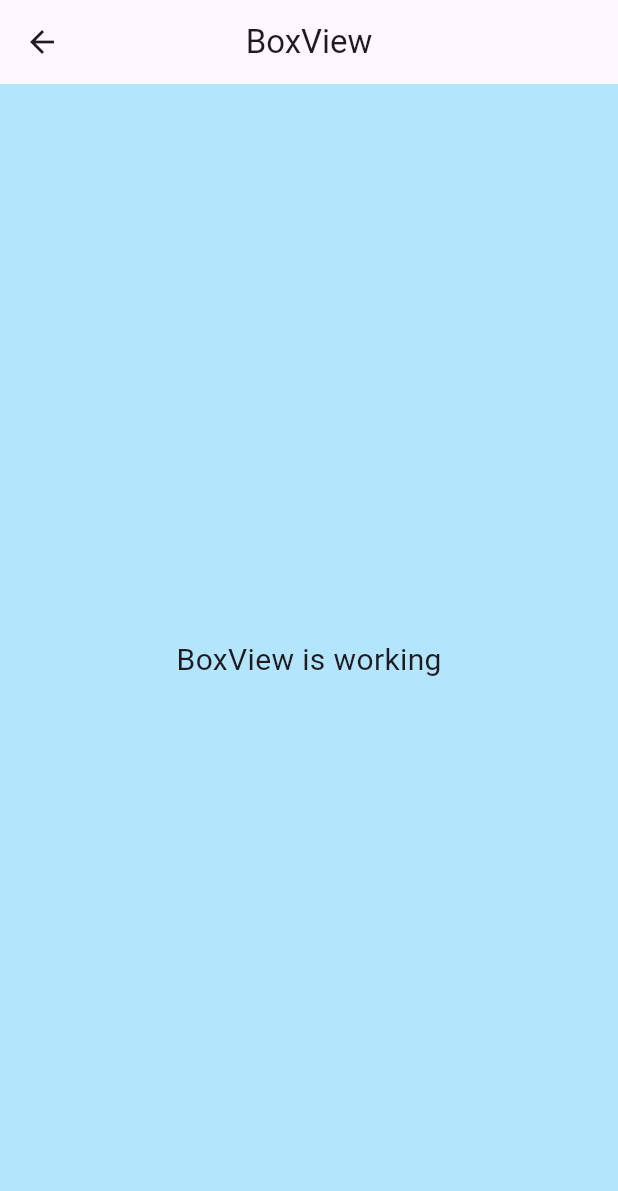
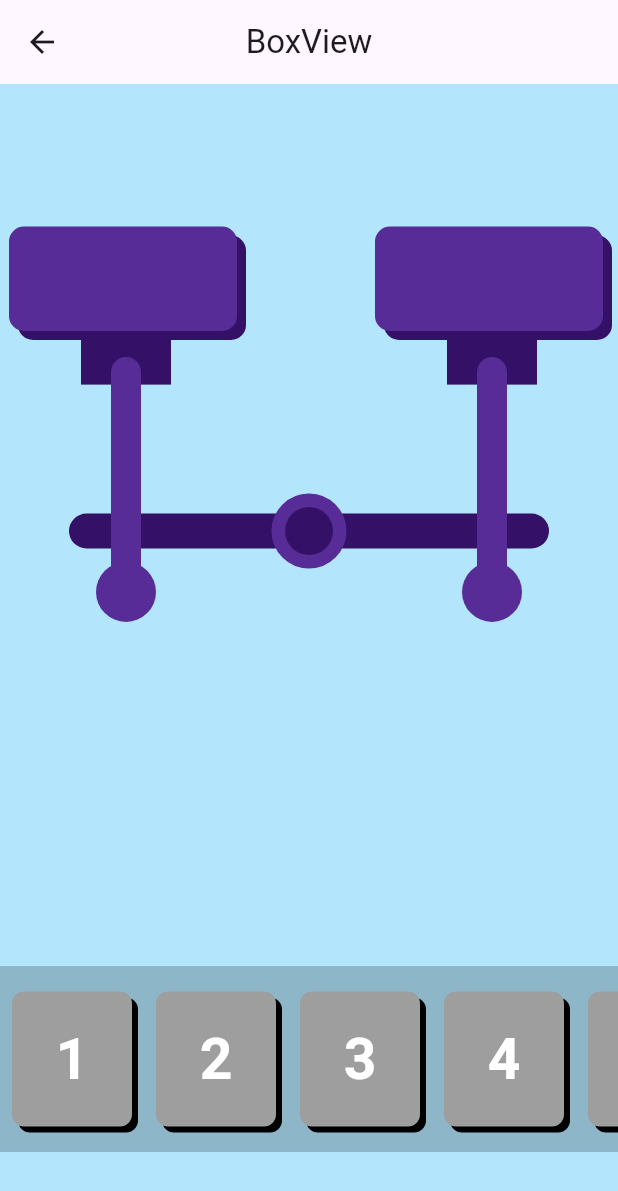
Before and after one commit to yeetologist/Number-Scaler, a Flutter app: the screen it shows after launch, after a tap on "Number Box", on a phone screen of 412 x 824 dp. Shown: the top 1191 px of the screen. Run offline on Flutter 3.47's test engine with Material 3 defaults, Android fonts, the phone set to English and light mode, and no system bars; our stand-ins replace get.

Commit message:
feat(UI): add CustomPainter for scale

```diff
--- a/lib/app/global_widgets/number_box.dart
+++ b/lib/app/global_widgets/number_box.dart
@@ -9,7 +9,7 @@ class NumberBox extends StatelessWidget {
     super.key,
     required this.number,
     this.width = 80,
-    this.height = 60,
+    this.height = 90,
   });
 
   @override
@@ -17,6 +17,7 @@ class NumberBox extends StatelessWidget {
     return Container(
       width: width,
       height: height,
+      margin: EdgeInsets.symmetric(horizontal: 8, vertical: 5),
       decoration: BoxDecoration(
         color: Colors.grey, // Gray color
         borderRadius: BorderRadius.circular(8),
--- /dev/null
+++ b/lib/app/global_widgets/scale_painter.dart
@@ -0,0 +1,107 @@
+import 'package:flutter/material.dart';
+
+class ScalePainter extends CustomPainter {
+  @override
+  void paint(Canvas canvas, Size size) {
+    final double bulbRadius = 20;
+    final paintLightStroke = Paint()
+      ..color = const Color(0xFF582c97)
+      ..strokeWidth = 10
+      ..style = PaintingStyle.stroke;
+
+    final paintLightFill = Paint()
+      ..color = const Color(0xFF582c97)
+      ..style = PaintingStyle.fill;
+
+    final paintDeep = Paint()
+      ..color = const Color(0xFF341067)
+      ..style = PaintingStyle.fill;
+
+    //BASE
+    canvas.drawRRect(
+        RRect.fromRectXY(
+            Rect.fromLTRB(size.width * 0.1, size.height * 0.48,
+                size.width * 0.9, size.height * 0.52),
+            50,
+            50),
+        paintDeep);
+
+    canvas.drawCircle(
+      Offset(size.width * 0.5, size.height * 0.5),
+      20, // radius
+      paintLightStroke,
+    );
+
+    canvas.drawCircle(
+      Offset(size.width * 0.5, size.height * 0.5),
+      16, // radius
+      paintDeep,
+    );
+
+    //PLACEHOLDER LEFT
+    drawPlaceholder(canvas, size, paintLightFill, paintDeep, size.width * 0,
+        size.height * 0.15);
+
+    //PILLAR LEFT
+    canvas.drawRect(
+        Rect.fromLTWH(size.width * 0.12, size.height * 0.28, 60, 30),
+        paintDeep);
+
+    canvas.drawRRect(
+        RRect.fromRectAndRadius(
+          Rect.fromLTWH(size.width * 0.17, size.height * 0.3, bulbRadius,
+              size.height * 0.3),
+          const Radius.circular(10),
+        ),
+        paintLightFill);
+
+    canvas.drawCircle(Offset(size.width * 0.195, size.height * 0.57),
+        bulbRadius, paintLightFill);
+
+    //PILLAR RIGHT
+    canvas.drawRect(
+        Rect.fromLTWH(size.width * 0.73, size.height * 0.28, 60, 30),
+        paintDeep);
+
+    canvas.drawRRect(
+        RRect.fromRectAndRadius(
+          Rect.fromLTWH(size.width * 0.78, size.height * 0.3, bulbRadius,
+              size.height * 0.3),
+          const Radius.circular(10),
+        ),
+        paintLightFill);
+
+    canvas.drawCircle(Offset(size.width * 0.805, size.height * 0.57),
+        bulbRadius, paintLightFill);
+
+    //PLACEHOLDER RIGHT
+    drawPlaceholder(canvas, size, paintLightFill, paintDeep, size.width * 0.61,
+        size.height * 0.15);
+  }
+
+  @override
+  bool shouldRepaint(covariant CustomPainter oldDelegate) {
+    return false;
+  }
+
+  void drawPlaceholder(Canvas canvas, Size size, Paint paintLight,
+      Paint paintDeep, double left, double top) {
+    canvas.drawRRect(
+      RRect.fromRectAndRadius(
+        Rect.fromLTWH(left + 6, top + 6, size.width * 0.38, size.height * 0.12),
+        const Radius.circular(10),
+      ),
+      paintDeep,
+    );
+
+    canvas.drawRRect(
+      RRect.fromRectAndRadius(
+        Rect.fromLTWH(left, top, size.width * 0.38, size.height * 0.12),
+        const Radius.circular(10),
+      ),
+      paintLight,
+    );
+  }
+
+  void drawPillar() {}
+}
--- a/lib/app/modules/box/controllers/box_controller.dart
+++ b/lib/app/modules/box/controllers/box_controller.dart
@@ -1,9 +1,8 @@
 import 'package:get/get.dart';
 
 class BoxController extends GetxController {
-  //TODO: Implement BoxController
-
-  final count = 0.obs;
+  final Map<int, bool> score = {};
+  final List<int> choices = [1, 2, 3, 4, 5];
   @override
   void onInit() {
     super.onInit();
@@ -18,6 +17,4 @@ class BoxController extends GetxController {
   void onClose() {
     super.onClose();
   }
-
-  void increment() => count.value++;
 }
--- a/lib/app/modules/box/views/box_view.dart
+++ b/lib/app/modules/box/views/box_view.dart
@@ -1,24 +1,47 @@
 import 'package:flutter/material.dart';
 
 import 'package:get/get.dart';
+import 'package:number_scale/app/global_widgets/number_box.dart';
+import 'package:number_scale/app/global_widgets/scale_painter.dart';
 
 import '../controllers/box_controller.dart';
 
 class BoxView extends GetView<BoxController> {
   const BoxView({super.key});
+
   @override
   Widget build(BuildContext context) {
     return Scaffold(
-      appBar: AppBar(
-        title: const Text('BoxView'),
-        centerTitle: true,
-      ),
-      body: const Center(
-        child: Text(
-          'BoxView is working',
-          style: TextStyle(fontSize: 20),
+        appBar: AppBar(
+          title: const Text('BoxView'),
+          centerTitle: true,
         ),
-      ),
-    );
+        body: Padding(
+          padding: const EdgeInsets.symmetric(vertical: 8),
+          child: Column(children: [
+            CustomPaint(
+              painter: ScalePainter(),
+              size: Size(400, 580),
+            ),
+            Container(
+              color: const Color(0xFF8eb6c9),
+              padding: EdgeInsets.symmetric(vertical: 12),
+              child: SizedBox(
+                height: 100,
+                child: ListView(
+                  scrollDirection: Axis.horizontal,
+                  children: [
+                    ...controller.choices.map(
+                      (item) => Draggable<int>(
+                        feedback: NumberBox(number: item),
+                        child: NumberBox(number: item),
+                      ),
+                    ),
+                  ],
+                ),
+              ),
+            ),
+          ]),
+        ));
   }
 }
```
Also changed, not shown: lib/app/modules/home/views/home_view.dart (+0 -10 lines).
